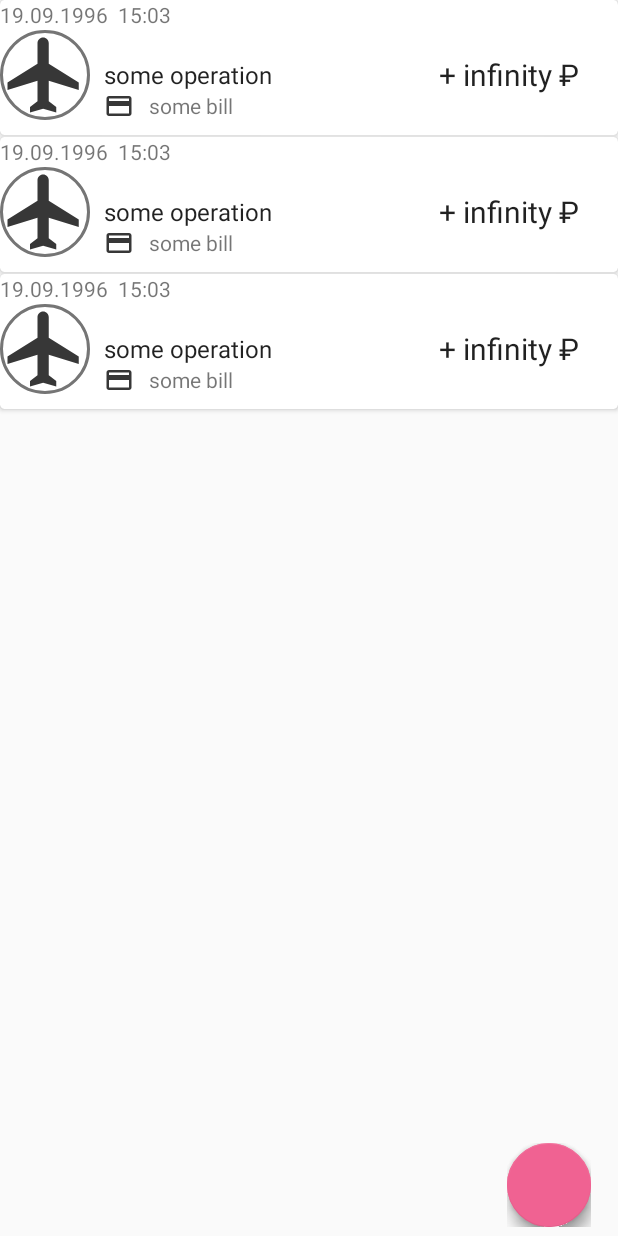
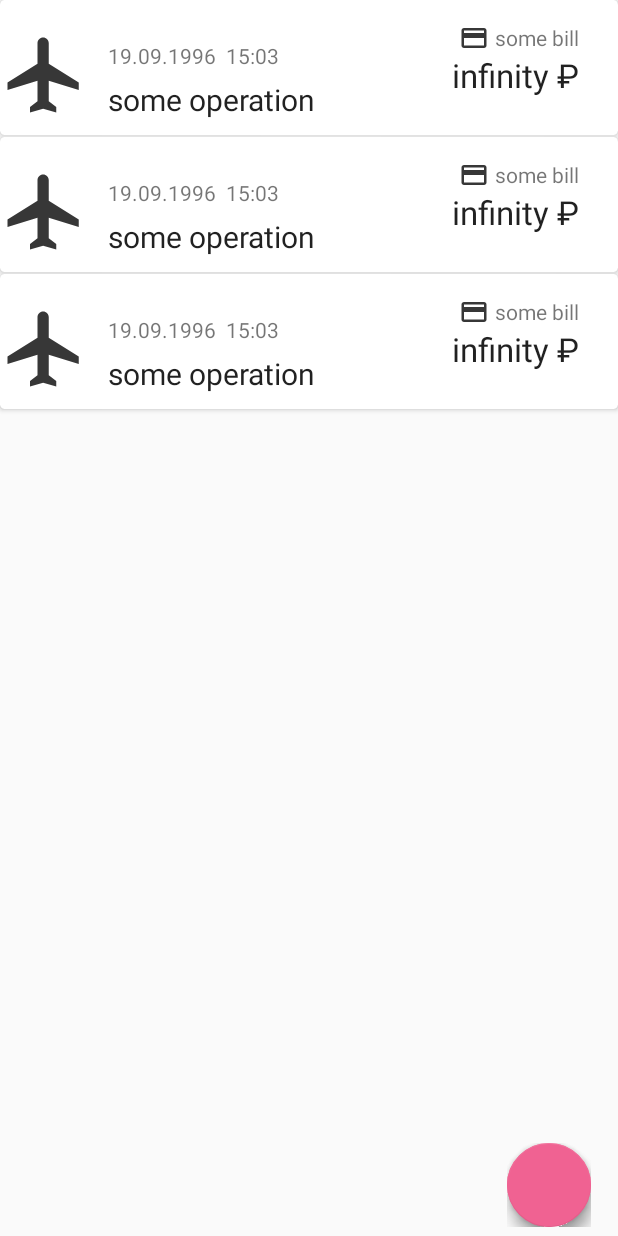
Before and after one commit to Gammanik/FinanceTracker, an Android app: the layout fragment_operation_list.xml on its own in the app's theme, with its tools: preview values and no code run, on a phone screen of 412 x 824 dp. Run offline under Robolectric (Android 15) with nearby library versions, the light colour scheme and no system bars; plain views replace FloatingActionButton, FloatingActionsMenu.

Commit message:
4: add diagram mock & redesign item_operation

```diff
--- a/app/build.gradle
+++ b/app/build.gradle
@@ -84,8 +84,11 @@ dependencies {
     def fabVer = "1.10.1"
     implementation "com.getbase:floatingactionbutton:$fabVer"
 
-    def ahBottomNavVer="2.1.0"
+    def ahBottomNavVer = "2.1.0"
     implementation "com.aurelhubert:ahbottomnavigation:$ahBottomNavVer"
+
+    def chartLibVer = "v3.0.3"
+    implementation "com.github.PhilJay:MPAndroidChart:$chartLibVer"
 
     //test
     def junit = '4.12'
--- a/app/src/main/java/io/github/meliphant/financetracker/data/MainInteractor.kt
+++ b/app/src/main/java/io/github/meliphant/financetracker/data/MainInteractor.kt
@@ -32,4 +32,6 @@ class MainInteractor @Inject constructor(private val opRepo: OperationRepository
     fun getWalletById(walletId: Int): Wallet {
         return walletRepo.getWalletById(walletId)
     }
+
+//    fun getAllCategorySpend():
 }
--- a/app/src/main/java/io/github/meliphant/financetracker/data/model/dao/CategoryDao.kt
+++ b/app/src/main/java/io/github/meliphant/financetracker/data/model/dao/CategoryDao.kt
@@ -13,4 +13,8 @@ interface CategoryDao {
 
     @Query("SELECT * FROM mycategory")
     fun getAllCategories(): List<MyCategory>
+
+    //todo: is there a way to do it for all categories through SQL and return List<CategorySpend> then?
+//    @Query("SELECT * FROM idleoperation WHERE categoryId=:categoryId")
+//    fun getCategorySpentByCategoryId(categoryId: Int)
 }
--- a/app/src/main/java/io/github/meliphant/financetracker/data/model/dao/OperationDao.kt
+++ b/app/src/main/java/io/github/meliphant/financetracker/data/model/dao/OperationDao.kt
@@ -19,6 +19,9 @@ interface OperationDao {
     @Query("SELECT IdleOperation.idleOpId as operationId, IdleOperation.type, IdleOperation.comment, IdleOperation.amountOp_amount, IdleOperation.amountOp_currency, IdleOperation.amountMain_amount, IdleOperation.amountMain_currency, Wallet.*, MyCategory.*, IdleOperation.datetime, IdleOperation.isPeriodic, IdleOperation.periodSeconds FROM idleOperation INNER JOIN wallet ON idleOperation.walletId = wallet.walletId INNER JOIN mycategory ON IdleOperation.categoryId = mycategory.categoryId WHERE IdleOperation.isPeriodic = 1")
     fun getAllPeriodic(): List<Operation>
 
+//    @Query()
+//    fun getByCategoryId()
+
     @Query("DELETE FROM idleOperation")
     fun nukeTable()
 
--- /dev/null
+++ b/app/src/main/java/io/github/meliphant/financetracker/data/model/utils/CategorySpend.kt
@@ -0,0 +1,5 @@
+package io.github.meliphant.financetracker.data.model.utils
+
+import io.github.meliphant.financetracker.data.model.MyCategory
+
+data class CategorySpend(val category: MyCategory, val amount: Int)
--- a/app/src/main/java/io/github/meliphant/financetracker/data/model/utils/OperationType.kt
+++ b/app/src/main/java/io/github/meliphant/financetracker/data/model/utils/OperationType.kt
@@ -1,5 +1,6 @@
 package io.github.meliphant.financetracker.data.model.utils
 
 enum class OperationType {
-    INCOME, OUTCOME
+    INCOME, OUTCOME, PENDING_INCOME, PENDING_OUTCOME, TEMPLATE
+    //todo: PENDING_INCOME, PENDING_OUTCOME, TEMPLATE - use them
 }
--- a/app/src/main/java/io/github/meliphant/financetracker/di/component/AppComponent.kt
+++ b/app/src/main/java/io/github/meliphant/financetracker/di/component/AppComponent.kt
@@ -6,6 +6,8 @@ import io.github.meliphant.financetracker.di.module.AppModule
 import io.github.meliphant.financetracker.di.module.DbModule
 import io.github.meliphant.financetracker.ui.addoperation.AddOperationFragment
 import io.github.meliphant.financetracker.ui.addoperation.AddOperationPresenter
+import io.github.meliphant.financetracker.ui.diagram.DiagramFragment
+import io.github.meliphant.financetracker.ui.diagram.DiagramPresenter
 import io.github.meliphant.financetracker.ui.mywallets.MyWalletsFragment
 import io.github.meliphant.financetracker.ui.mywallets.MyWalletsPresenter
 import io.github.meliphant.financetracker.ui.operations.OperationListFragment
@@ -30,4 +32,7 @@ interface AppComponent {
 
     fun inject(myWalletsFragment: MyWalletsFragment)
     fun inject(myWalletsPresenter: MyWalletsPresenter)
+
+    fun inject(diagramFragment: DiagramFragment)
+    fun inject(diagramPresenter: DiagramPresenter)
 }
--- a/app/src/main/java/io/github/meliphant/financetracker/ui/MainActivity.kt
+++ b/app/src/main/java/io/github/meliphant/financetracker/ui/MainActivity.kt
@@ -4,6 +4,7 @@ import android.os.Bundle
 import android.support.v7.app.AppCompatActivity
 import com.aurelhubert.ahbottomnavigation.AHBottomNavigationItem
 import io.github.meliphant.financetracker.R
+import io.github.meliphant.financetracker.ui.diagram.DiagramFragment
 import io.github.meliphant.financetracker.ui.mywallets.MyWalletsFragment
 import io.github.meliphant.financetracker.ui.wallets.WalletsFragment
 import kotlinx.android.synthetic.main.activity_main.*
@@ -30,6 +31,8 @@ class MainActivity : AppCompatActivity(){
                         .commitAllowingStateLoss()
                 1 ->  supportFragmentManager.beginTransaction().replace(R.id.fl_main, MyWalletsFragment())
                             .commitAllowingStateLoss()
+                2 -> supportFragmentManager.beginTransaction().replace(R.id.fl_main, DiagramFragment())
+                        .commitAllowingStateLoss()
             }
             true
         }
--- /dev/null
+++ b/app/src/main/java/io/github/meliphant/financetracker/ui/diagram/DiagramView.kt
@@ -0,0 +1,6 @@
+package io.github.meliphant.financetracker.ui.diagram
+
+import com.arellomobile.mvp.MvpView
+
+interface DiagramView : MvpView {
+}
--- a/app/src/main/res/layout/fragment_operation_list.xml
+++ b/app/src/main/res/layout/fragment_operation_list.xml
@@ -12,7 +12,7 @@
         android:layout_height="match_parent"
         app:layoutManager="android.support.v7.widget.LinearLayoutManager"
         tools:context=".ui.operations.OperationListFragment"
-        tools:listitem="@layout/fragment_operation" />
+        tools:listitem="@layout/item_operation" />
 
         <com.getbase.floatingactionbutton.FloatingActionsMenu
             android:id="@+id/fab_menu"
--- a/app/src/main/res/layout/fragment_operation.xml
+++ b/app/src/main/res/layout/item_operation.xml
@@ -16,34 +16,36 @@
             android:id="@+id/op_datetime"
             android:layout_width="wrap_content"
             android:layout_height="wrap_content"
+            android:layout_alignParentTop="true"
+            android:layout_alignStart="@+id/op_comment"
+            android:layout_marginTop="27dp"
             android:text="19.09.1996  15:03" />
 
-        <de.hdodenhof.circleimageview.CircleImageView
+        <ImageView
             android:id="@+id/op_category_img"
             android:layout_width="60dp"
             android:layout_height="60dp"
             android:layout_alignParentStart="true"
             android:layout_centerVertical="true"
             android:contentDescription="operation description"
-            app:srcCompat="@drawable/category_travel"
-            app:civ_border_color="@color/colorPrimaryDark"
-            app:civ_border_width="2dp"/>
+            app:srcCompat="@drawable/category_travel"/>
 
         <TextView
             android:id="@+id/op_comment"
             android:layout_width="wrap_content"
             android:layout_height="wrap_content"
-            android:layout_alignStart="@id/op_category_img"
-            android:layout_centerVertical="true"
-            android:layout_marginStart="69dp"
+            android:layout_alignBottom="@+id/op_category_img"
+            android:layout_alignParentStart="true"
+            android:layout_marginStart="72dp"
             android:text="some operation"
+            android:textSize="20sp"
             android:textAppearance="?attr/textAppearanceListItem" />
 
         <LinearLayout
             android:layout_width="wrap_content"
             android:layout_height="wrap_content"
-            android:layout_alignStart="@+id/op_comment"
-            android:layout_below="@+id/op_comment">
+            android:layout_above="@+id/op_amount"
+            android:layout_alignEnd="@+id/op_amount">
 
             <ImageView
                 android:id="@+id/wallet_img"
@@ -55,7 +57,7 @@
                 android:id="@+id/wallet_name"
                 android:layout_width="wrap_content"
                 android:layout_height="wrap_content"
-                android:layout_marginStart="10dp"
+                android:layout_marginStart="4dp"
                 android:text="some bill" />
 
         </LinearLayout>
@@ -67,8 +69,8 @@
             android:layout_alignParentEnd="true"
             android:layout_centerVertical="true"
             android:layout_marginEnd="26dp"
-            android:text="+ infinity ₽"
+            android:text="infinity ₽"
             android:textAppearance="?attr/textAppearanceListItem"
-            android:textSize="20sp" />
+            android:textSize="22sp" />
     </RelativeLayout>
 </android.support.v7.widget.CardView>
--- a/app/src/main/res/values/colors.xml
+++ b/app/src/main/res/values/colors.xml
@@ -9,6 +9,7 @@
 
     <color name="colorWalletCard">#dbf4f4f4</color>
     <color name="colorWalletAmount">#2f9c36</color>
+    <color name="colorSpending">#d1a42622</color>
 
 
     <color name="fab_text_color">#eaffffff</color>
```
Also changed, not shown: app/src/main/java/io/github/meliphant/financetracker/data/repository/CategoryRepository.kt (added, +13 -0 lines), app/src/main/java/io/github/meliphant/financetracker/ui/diagram/DiagramFragment.kt (added, +58 -0 lines), app/src/main/java/io/github/meliphant/financetracker/ui/diagram/DiagramPresenter.kt (added, +10 -0 lines), app/src/main/java/io/github/meliphant/financetracker/ui/operations/adapter/OperationsAdapter.kt (+6 -6 lines), app/src/main/res/layout/fragment_diagram.xml (added, +12 -0 lines), 1 other file.
